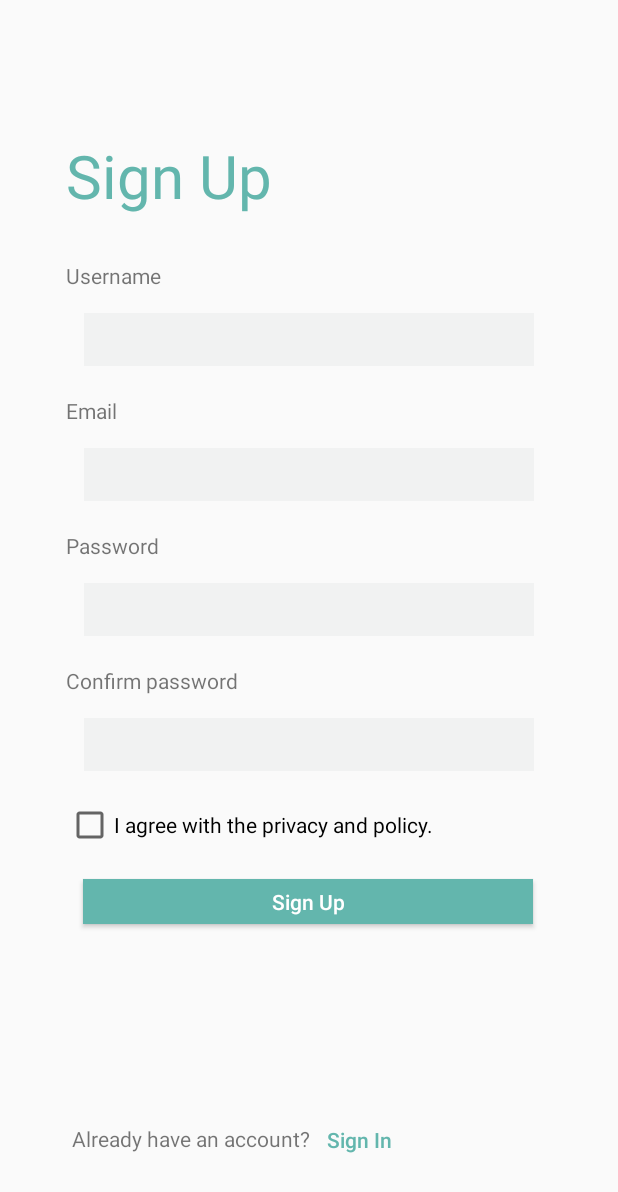
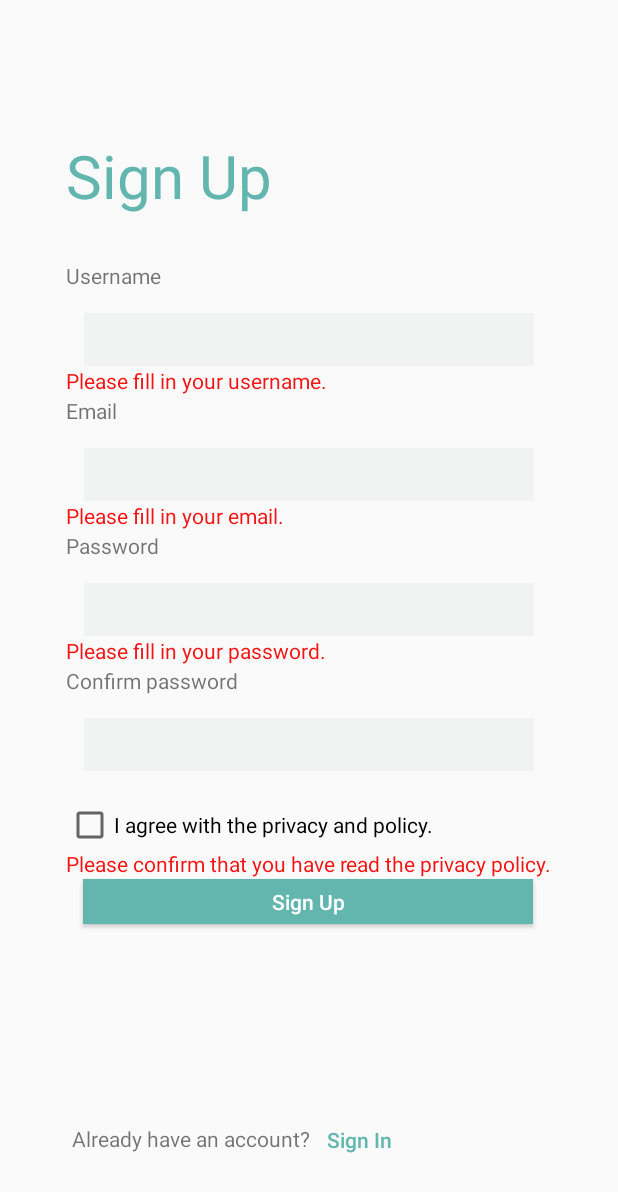
Before and after one commit to zqpang001/MTD319_ECA, an Android app: the SignUpActivity screen opened directly, with no data from a screen before it, after a tap on "Sign Up", on a phone screen of 412 x 824 dp. Shown: the top 1192 px of the screen. Run offline under Robolectric (Android 15) with nearby library versions, the phone set to English and light mode, and no system bars; our stand-ins replace Volley; network calls fail.

Commit message:
v1.5 Sign Up validate fields completed.

```diff
--- a/app/src/main/java/com/example/mtd319_tma02/SignUpActivity.java
+++ b/app/src/main/java/com/example/mtd319_tma02/SignUpActivity.java
@@ -7,7 +7,9 @@ import android.os.Bundle;
 import android.util.JsonReader;
 import android.util.Log;
 import android.view.View;
+import android.widget.CheckBox;
 import android.widget.EditText;
+import android.widget.TextView;
 import android.widget.Toast;
 
 import com.android.volley.AuthFailureError;
@@ -24,10 +26,17 @@ import java.util.Map;
 
 public class SignUpActivity extends AppCompatActivity {
 
+    TextView passwordMsg;
+    TextView matchPasswordMsg;
+    TextView usernameMsg;
+    TextView emailMsg;
+    TextView agreeMsg;
+    CheckBox agreeCheckBox;
     EditText userNameEditText;
+    EditText emailEditText;
     EditText passwordEditText;
-
-
+    EditText cPasswordEditText;
+    Intent intent = new Intent();
 
     @Override
     protected void onCreate(Bundle savedInstanceState) {
@@ -35,27 +44,64 @@ public class SignUpActivity extends AppCompatActivity {
         setContentView(R.layout.activity_sign_up);
 
         userNameEditText = findViewById(R.id.userName_SignUp_TxtField);
+        emailEditText = findViewById(R.id.email_SignUp_TxtField);
         passwordEditText = findViewById(R.id.password_SignUp_TxtField);
-
+        cPasswordEditText = findViewById(R.id.cPassword_SignUp_TxtField);
+        agreeCheckBox = findViewById(R.id.agree_CheckBox);
+        usernameMsg = findViewById(R.id.usernameMsg);
+        emailMsg = findViewById(R.id.emailMsg);
+        passwordMsg = findViewById(R.id.passwordMsg);
+        matchPasswordMsg = findViewById(R.id.matchPasswordMsg);
+        agreeMsg = findViewById(R.id.agreeMsg);
     }
 
     public void signIn(View view) {
-        Intent intent = new Intent();
         intent = new Intent(this,SignInActivity.class);
         startActivity(intent);
     }
 
     public void clickSignUpBtn(View view) {
+        if(userNameEditText.getText().toString().isEmpty()){
+            usernameMsg.setVisibility(View.VISIBLE);
+        }else{
+            usernameMsg.setVisibility(View.INVISIBLE);
+        }
+
+        if(emailEditText.getText().toString().isEmpty()){
+            emailMsg.setVisibility(View.VISIBLE);
+        }else{
+            emailMsg.setVisibility(View.INVISIBLE);
+        }
+
+        if(!agreeCheckBox.isChecked()){
+            agreeMsg.setVisibility(View.VISIBLE);
+        }else{
+            agreeMsg.setVisibility(View.INVISIBLE);
+        }
+
+        if(passwordEditText.getText().toString().isEmpty()){
+            passwordMsg.setVisibility(View.VISIBLE);
+        }else{
+            passwordMsg.setVisibility(View.INVISIBLE);
+            if(passwordEditText.getText().toString().equals(cPasswordEditText.getText().toString())) {
+                matchPasswordMsg.setVisibility(View.INVISIBLE);
+            }else{
+                matchPasswordMsg.setVisibility(View.VISIBLE);
+            }
+        }
+        if(passwordEditText.getText().toString().equals(cPasswordEditText.getText().toString()) &&
+                agreeCheckBox.isChecked() &&
+                !emailEditText.getText().toString().isEmpty() &&
+                !userNameEditText.getText().toString().isEmpty()
+            ){
             RequestQueue queue = Volley.newRequestQueue(this);
             String url = "https://mtd319-ed05.restdb.io/rest/credential?apikey=6357f014626b9c747864aeeb";
             StringRequest stringRequest = new StringRequest(Request.Method.POST,url,
-                response -> Toast.makeText(this,"Success",Toast.LENGTH_SHORT).show(),
-                error -> Toast.makeText(this,"Error",Toast.LENGTH_SHORT).show()) {
+                    response -> Toast.makeText(this,"Sign Up Success",Toast.LENGTH_SHORT).show(),
+                    error -> Toast.makeText(this,"Sign Up Error",Toast.LENGTH_SHORT).show()) {
                 @Override
                 protected Map<String, String> getParams() throws AuthFailureError {
                     Credential credential = new Credential(userNameEditText.getText().toString(),passwordEditText.getText().toString());
-//                Map<String, String> params = new HashMap<>();
-//                params.put("dasdadsa" ,"sadsada");
                     Gson gson = new Gson();
                     String jsonString = gson.toJson(credential);
                     Map map = gson.fromJson(jsonString, Map.class);
@@ -64,5 +110,8 @@ public class SignUpActivity extends AppCompatActivity {
                 }
             };
             queue.add(stringRequest);
+            intent = new Intent(this,SignInActivity.class);
+            startActivity(intent);
         }
     }
+}
--- a/app/src/main/res/layout/activity_sign_up.xml
+++ b/app/src/main/res/layout/activity_sign_up.xml
@@ -42,6 +42,16 @@
         app:layout_constraintTop_toBottomOf="@+id/userName_SignUp" />
 
     <TextView
+        android:id="@+id/usernameMsg"
+        android:layout_width="wrap_content"
+        android:layout_height="wrap_content"
+        android:text="Please fill in your username."
+        app:layout_constraintStart_toStartOf="@+id/userName_SignUp"
+        app:layout_constraintTop_toBottomOf="@+id/userName_SignUp_TxtField"
+        android:textColor="@color/red"
+        android:visibility="invisible"/>
+
+    <TextView
         android:id="@+id/email_SignUp"
         android:layout_width="wrap_content"
         android:layout_height="wrap_content"
@@ -62,6 +72,16 @@
         app:layout_constraintEnd_toEndOf="parent"
         app:layout_constraintStart_toStartOf="parent"
         app:layout_constraintTop_toBottomOf="@+id/email_SignUp" />
+
+    <TextView
+        android:id="@+id/emailMsg"
+        android:layout_width="wrap_content"
+        android:layout_height="wrap_content"
+        android:text="Please fill in your email."
+        app:layout_constraintStart_toStartOf="@+id/email_SignUp"
+        app:layout_constraintTop_toBottomOf="@+id/email_SignUp_TxtField"
+        android:textColor="@color/red"
+        android:visibility="invisible"/>
 
     <TextView
         android:id="@+id/password_SignUp"
@@ -94,6 +114,16 @@
         app:layout_constraintStart_toStartOf="@+id/password_SignUp"
         app:layout_constraintTop_toBottomOf="@+id/password_SignUp_TxtField" />
 
+    <TextView
+        android:id="@+id/passwordMsg"
+        android:layout_width="wrap_content"
+        android:layout_height="wrap_content"
+        android:text="Please fill in your password."
+        app:layout_constraintStart_toStartOf="@+id/password_SignUp"
+        app:layout_constraintTop_toBottomOf="@+id/password_SignUp_TxtField"
+        android:textColor="@color/red"
+        android:visibility="invisible"/>
+
     <EditText
         android:id="@+id/cPassword_SignUp_TxtField"
         android:layout_width="300dp"
@@ -118,6 +148,16 @@
         app:layout_constraintStart_toStartOf="@+id/password_SignUp"
         app:layout_constraintTop_toBottomOf="@+id/cPassword_SignUp_TxtField" />
 
+    <TextView
+        android:id="@+id/agreeMsg"
+        android:layout_width="wrap_content"
+        android:layout_height="wrap_content"
+        android:text="Please confirm that you have read the privacy policy. "
+        app:layout_constraintStart_toStartOf="@+id/agree_CheckBox"
+        app:layout_constraintTop_toBottomOf="@+id/agree_CheckBox"
+        android:textColor="@color/red"
+        android:visibility="invisible"/>
+
     <Button
         android:id="@+id/SignUp_Btn"
         android:layout_width="300dp"
@@ -133,6 +173,19 @@
         app:layout_constraintStart_toStartOf="parent"
         app:layout_constraintTop_toBottomOf="@+id/agree_CheckBox" />
 
+
+    <TextView
+        android:id="@+id/matchPasswordMsg"
+        android:layout_width="wrap_content"
+        android:layout_height="wrap_content"
+        android:text="Please make sure your passwords match. "
+        app:layout_constraintStart_toStartOf="@+id/cPassword_SignUp"
+        app:layout_constraintTop_toBottomOf="@+id/cPassword_SignUp_TxtField"
+        android:textColor="@color/red"
+        android:visibility="invisible"/>
+
+
+
     <TextView
         android:id="@+id/alreadyAccount"
         android:layout_width="wrap_content"
@@ -142,6 +195,8 @@
         android:text="Already have an account?"
         app:layout_constraintStart_toStartOf="@+id/agree_CheckBox"
         app:layout_constraintBottom_toBottomOf="parent"  />
+
+
 
     <Button
         android:id="@+id/already_SignIn_Button"
@@ -157,4 +212,5 @@
         android:textAllCaps="false"
         android:onClick="signIn"/>
 
+
 </androidx.constraintlayout.widget.ConstraintLayout>
--- a/app/src/main/res/values/colors.xml
+++ b/app/src/main/res/values/colors.xml
@@ -10,4 +10,5 @@
     <color name="purple_update">#4D744FC6</color>
     <color name="teal_600">#63B6AD</color>
     <color name="grey_1">#E6E7E8</color>
+    <color name="red">#F31515</color>
 </resources>
```
Lines whose indentation alone changed are shown as unchanged.
